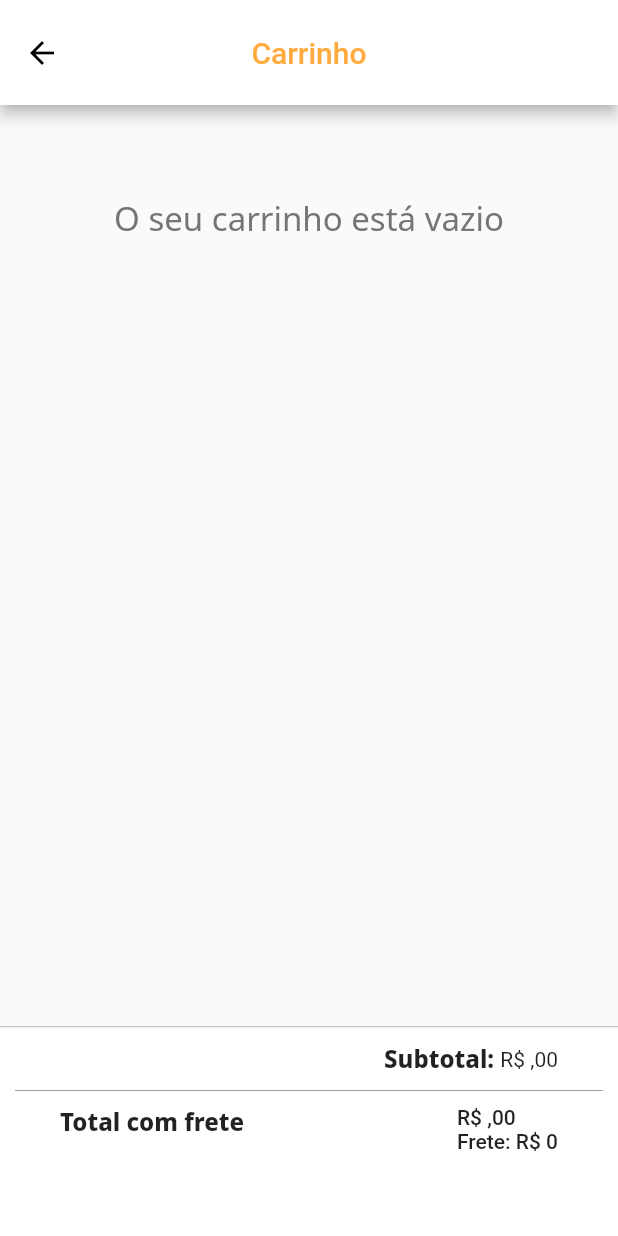
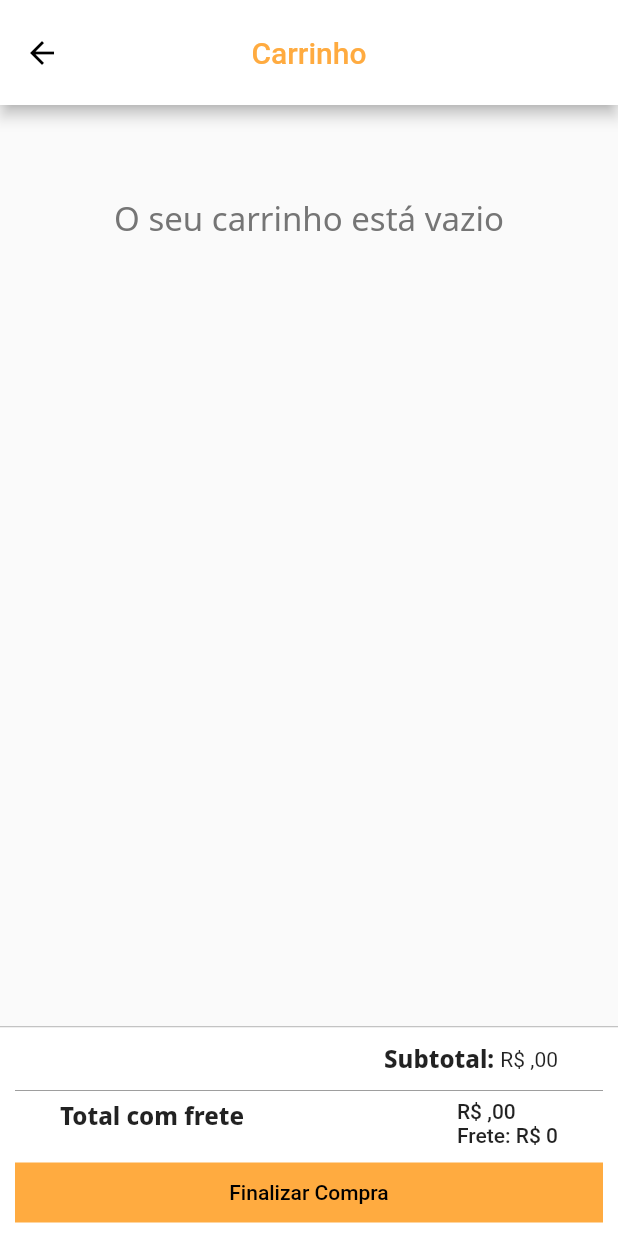
Before and after one commit to math-muller/desafio-supera, a Flutter app: the CheckoutPage screen opened by its route, on a phone screen of 412 x 824 dp. Run offline on Flutter 3.47's test engine with Material 2 defaults, Android fonts, the phone set to English and light mode, and no system bars; our stand-ins replace flutter_svg_provider, get, google_fonts.

Commit message:
add CheckoutButton in CheckoutPage

```diff
--- a/lib/pages/checkout/components/custom_bottom_sheet_widget.dart
+++ b/lib/pages/checkout/components/custom_bottom_sheet_widget.dart
@@ -58,7 +58,7 @@ class _CustomBottomSheetWidgetState extends State<CustomBottomSheetWidget> {
                   endIndent: 10,
                   indent: 10,
                 ),
-                SizedBox(height: 10),
+                SizedBox(height: 6),
                 Padding(
                   padding: const EdgeInsets.symmetric(horizontal: 40),
                   child: Row(
@@ -91,6 +91,20 @@ class _CustomBottomSheetWidgetState extends State<CustomBottomSheetWidget> {
                     ],
                   ),
                 ),
+                SizedBox(height: 10),
+                Container(
+                  width: double.infinity,
+                  height: 40,
+                  margin: EdgeInsets.symmetric(horizontal: 10),
+                  color: Colors.orangeAccent,
+                  child: TextButton(
+                    child: Text(
+                      'Finalizar Compra',
+                      style: TextStyle(color: Colors.black),
+                    ),
+                    onPressed: () {},
+                  ),
+                ),
               ],
             ),
           );
```
